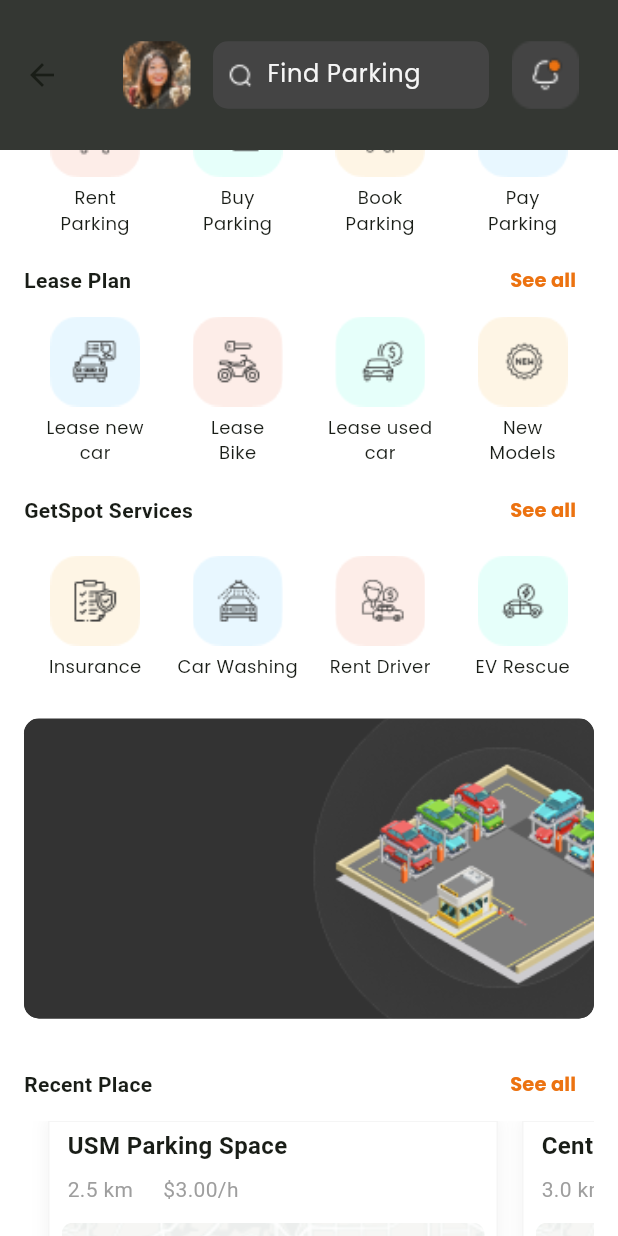
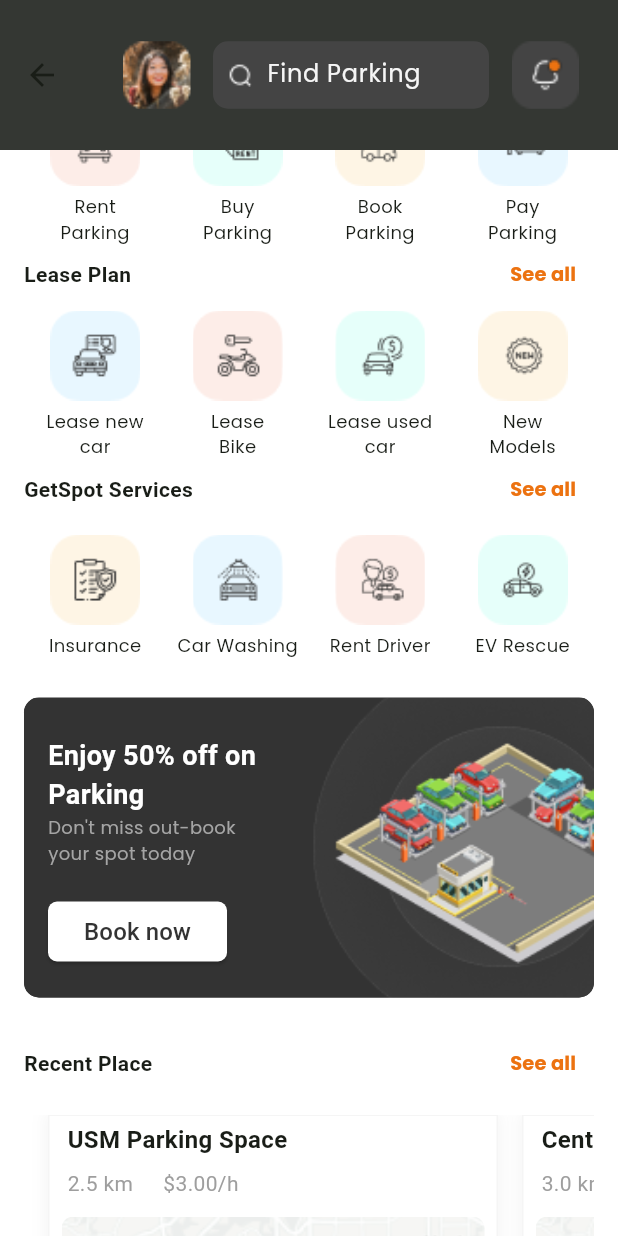
Before and after one commit to jagadeeshpilla29/JT_GET_SPOT, a Flutter app: the HomeScreen screen opened directly, scrolled down 300 dp, on a phone screen of 412 x 824 dp. Run offline on Flutter 3.47's test engine with Material 3 defaults, Android fonts, the phone set to English and light mode, and no system bars; our stand-ins replace bloc, carousel_slider, dio, flutter_bloc, flutter_secure_storage, get_it and 3 more; accounts and stored records are empty; network calls fail.

Commit message:
icons tap

```diff
--- a/get_spot/lib/core/constants/bottomTab.dart
+++ b/get_spot/lib/core/constants/bottomTab.dart
@@ -38,7 +38,7 @@ class _BottomTabState extends State<BottomTab> {
               type: BottomNavigationBarType.fixed,
               backgroundColor: AppColor.White,
               selectedItemColor: AppColor.Orange,
-              unselectedItemColor: AppColor.gray,
+              unselectedItemColor: AppColor.grey,
               showSelectedLabels: true,
               showUnselectedLabels: true,
               iconSize: 30,
--- a/get_spot/lib/core/constants/colors.dart
+++ b/get_spot/lib/core/constants/colors.dart
@@ -7,7 +7,7 @@ class AppColor {
   static Color White2 = const Color(0xFFF5F5F5);
   static Color Black = const Color(0xFF333333);
   static Color Orange = const Color(0xFFEC7210);
-  static Color gray = const Color.fromARGB(255, 158, 158, 158);
+  static Color grey = const Color(0xFFA5A5A5);
   static Color black2 = const Color(0xFF444444);
 
 }
--- a/get_spot/lib/presentation/screen/dashboard/dash_board_screen.dart
+++ b/get_spot/lib/presentation/screen/dashboard/dash_board_screen.dart
@@ -12,8 +12,7 @@ class HomeScreen extends StatelessWidget {
         preferredSize: const Size.fromHeight(100),
         child: _appBar(),
       ),
-      body:
-      Scaffold(
+      body: Scaffold(
         backgroundColor: AppColor.White,
         body: SingleChildScrollView(
           physics: const ClampingScrollPhysics(),
@@ -21,101 +20,34 @@ class HomeScreen extends StatelessWidget {
             children: [
               Column(
                 children: [
-            Container(
-              height: 100,
-              color: AppColor.Black,
-            ),
-            Container(
-              height: 100,
-              color: AppColor.White,
-            ),
+                  Container(height: 100, color: AppColor.Black),
+                  Container(height: 100, color: AppColor.White),
                   Container(
                     height: MediaQuery.of(context).size.height,
                     color: AppColor.White,
-              child: Builder(
-                builder: (context) {
-                  final hasData = true;
-                  if (hasData) {
-                    return ListView(
+                    child: ListView(
                       physics: const NeverScrollableScrollPhysics(),
-                      padding: const EdgeInsets.only(
-                        top: 0.0,
-                        left: 16.0,
-                        right: 16.0,
-                      ),
+                      padding: const EdgeInsets.all(16.0),
                       shrinkWrap: true,
                       children: [
-                        const SizedBox(height: 10),
-                        SectionWidget(
-                          title: 'Parking Space',
-                          options: const [
-                            'Rent\nParking',
-                            'Buy\nParking',
-                            'Book\nParking',
-                            'Pay\nParking'
-                          ],
-                          images: const [
-                            RENTPARKING,
-                            BUYPARKING,
-                            BOOKPARKING,
-                            PAYPARKING,
-                          ],
-                        ),
-                        const SizedBox(height: 10),
-                        SectionWidget(
-                          title: 'Lease Plan',
-                          options: const [
-                            'Lease new\ncar',
-                            'Lease\nBike',
-                            'Lease used\ncar',
-                            'New\nModels'
-                          ],
-                          images: const [
-                            LEASENEWCAR,
-                            LEASEBIKE,
-                            LEASEUSEDCAR,
-                            NEWMODELS,
-                          ],
-                        ),
-                        const SizedBox(height: 10),
-                        SectionWidget(
-                          title: 'GetSpot Services',
-                          options: const [
-                            'Insurance',
-                            'Car Washing',
-                            'Rent Driver',
-                            'EV Rescue'
-                          ],
-                          images: const [
-                            INSURANCE,
-                            CARWASHING,
-                            RENTDRIVER,
-                            EVRESCUE,
-                          ],
-                        ),
+                        _buildSection('Parking Space', ['Rent\nParking', 'Buy\nParking', 'Book\nParking', 'Pay\nParking'], [RENTPARKING, BUYPARKING, BOOKPARKING, PAYPARKING], context),
+                        _buildSection('Lease Plan', ['Lease new\ncar', 'Lease\nBike', 'Lease used\ncar', 'New\nModels'], [LEASENEWCAR, LEASEBIKE, LEASEUSEDCAR, NEWMODELS], context),
+                        _buildSection('GetSpot Services', ['Insurance', 'Car Washing', 'Rent Driver', 'EV Rescue'], [INSURANCE, CARWASHING, RENTDRIVER, EVRESCUE], context),
                         const SizedBox(height: 20),
                         PosterWidget(),
                         const SizedBox(height: 20),
                         RecentPlacesWidget(),
+                         const SizedBox(height: 20),
                       ],
-                    );
-                  // ignore: dead_code
-                  } else {
-                  }
-                },
                     ),
                   ),
                 ],
               ),
-        Positioned(
-          left: 16,
-          right: 16,
-          child: SliderWidget(),
-        ),
+              Positioned(left: 16, right: 16, child: SliderWidget()),
             ],
           ),
         ),
-)
+      ),
     );
   }
 
@@ -130,48 +62,27 @@ class HomeScreen extends StatelessWidget {
           children: [
             ClipRRect(
               borderRadius: BorderRadius.circular(10),
-              child: Image.asset(
-                'assets/images/profileimg.png',
-                width: 45,
-                height: 45,
-                fit: BoxFit.cover,
-              ),
+              child: Image.asset('assets/images/profileimg.png', width: 45, height: 45, fit: BoxFit.cover),
             ),
             const SizedBox(width: 15),
             Expanded(
               child: Container(
                 height: 45,
-                decoration: BoxDecoration(
-                  color: AppColor.black2,
-                  borderRadius: BorderRadius.circular(10),
-                ),
+                decoration: BoxDecoration(color: AppColor.black2, borderRadius: BorderRadius.circular(10)),
                 child: Row(
                   children: [
                     const SizedBox(width: 10),
                     ClipRRect(
-                      child: Image.asset(
-                        SEARCH,
-                        width: 16,
-                        height: 16,
-                        fit: BoxFit.cover,
-                      ),
+                      child: Image.asset(SEARCH, width: 16, height: 16, fit: BoxFit.cover),
                     ),
                     Expanded(
                       child: TextField(
                         style: TextStyle(color: AppColor.White2),
                         decoration: InputDecoration(
                           hintText: 'Find Parking',
-                          hintStyle: TextStyle(
-                            color: AppColor.White2,
-                            fontFamily: 'Poppins',
-                            fontSize: 16.0,
-                            fontWeight: FontWeight.w400,
-                          ),
+                          hintStyle: TextStyle(color: AppColor.White2, fontFamily: 'Poppins', fontSize: 16.0),
                           border: InputBorder.none,
-                          contentPadding: const EdgeInsets.symmetric(
-                            horizontal: 10,
-                            vertical: 12,
-                          ),
+                          contentPadding: const EdgeInsets.symmetric(horizontal: 10, vertical: 12),
                         ),
                       ),
                     ),
@@ -184,12 +95,7 @@ class HomeScreen extends StatelessWidget {
               onTap: () {},
               child: ClipRRect(
                 borderRadius: BorderRadius.circular(10),
-                child: Image.asset(
-                  NOTIFICATION,
-                  width: 45,
-                  height: 45,
-                  fit: BoxFit.cover,
-                ),
+                child: Image.asset(NOTIFICATION, width: 45, height: 45, fit: BoxFit.cover),
               ),
             ),
           ],
@@ -197,36 +103,18 @@ class HomeScreen extends StatelessWidget {
       ),
     );
   }
-}
 
-
-class SectionWidget extends StatelessWidget {
-  final String title;
-  final List<String> options;
-  final List<String>? images;
-
-  SectionWidget({required this.title, required this.options, this.images});
-
-  @override
-  Widget build(BuildContext context) {
+  Widget _buildSection(String title, List<String> options, List<String> images, BuildContext context) {
     return Column(
       crossAxisAlignment: CrossAxisAlignment.start,
       children: [
         Row(
           mainAxisAlignment: MainAxisAlignment.spaceBetween,
           children: [
-            Text(
-              title,
-              style: const TextStyle(fontSize: 14, fontWeight: FontWeight.w600),
-            ),
+            Text(title, style: const TextStyle(fontSize: 14, fontWeight: FontWeight.w600)),
             TextButton(
               onPressed: () {},
-              child: Text('See all',
-                  style: TextStyle(
-                      fontSize: 13,
-                      fontFamily: 'Poppins',
-                      fontWeight: FontWeight.w600,
-                      color: AppColor.Orange)),
+              child: Text('See all', style: TextStyle(fontSize: 13, fontFamily: 'Poppins', fontWeight: FontWeight.w600, color: AppColor.Orange)),
             ),
           ],
         ),
@@ -234,38 +122,90 @@ class SectionWidget extends StatelessWidget {
           physics: const NeverScrollableScrollPhysics(),
           shrinkWrap: true,
           padding: EdgeInsets.zero,
-          gridDelegate: const SliverGridDelegateWithFixedCrossAxisCount(
-            crossAxisCount: 4,
-          ),
+          gridDelegate: const SliverGridDelegateWithFixedCrossAxisCount(crossAxisCount: 4),
           itemCount: options.length,
           itemBuilder: (context, index) {
-            return Column(
+            return GestureDetector(
+              onTap: () {
+                _navigateToScreen(context, options[index]);
+              },
+              child: Column(
                 mainAxisAlignment: MainAxisAlignment.center,
                 children: [
-                images != null && index < images!.length
-                    ? Image.asset(
-                        images![index],
-                        height: 60,
-                        width: 60,
-                        fit: BoxFit.cover,
-                      )
-                    : Icon(
-                        Icons.local_parking,
-                        size: 60,
-                        color: AppColor.Black,
+                  index < images.length
+                      ? Image.asset(images[index], height: 60, width: 60, fit: BoxFit.cover)
+                      : Icon(Icons.local_parking, size: 60, color: AppColor.Black),
+                  const SizedBox(height: 5),
+                  Text(options[index], textAlign: TextAlign.center, style: TextStyle(fontSize: 12, fontFamily: 'Poppins')),
+                ],
               ),
-                const SizedBox(height: 5),
-                Text(
-                  options[index],
-                  textAlign: TextAlign.center,
-                  style:  TextStyle(fontSize: 12,fontFamily: 'Poppins',),
-                ),
-              ],
             );
           },
         ),
       ],
     );
+  }
+
+  void _navigateToScreen(BuildContext context, String option) {
+    switch (option) {
+      case 'Rent\nParking':
+      print('RentParking');
+        // Navigator.push(context, MaterialPageRoute(builder: (context) => RentParkingScreen()));
+        break;
+      case 'Buy\nParking':
+            print('BuyParking');
+        // Navigator.push(context, MaterialPageRoute(builder: (context) => BuyParkingScreen()));
+        break;
+      case 'Book\nParking':
+      print('BookParking');
+        // Navigator.push(context, MaterialPageRoute(builder: (context) => RentParkingScreen()));
+        break;
+      case 'Pay\nParking':
+      print('PayParking');
+        // Navigator.push(context, MaterialPageRoute(builder: (context) => RentParkingScreen()));
+        break;
+      case 'Lease new\ncar':
+      print('Lease new car');
+        // Navigator.push(context, MaterialPageRoute(builder: (context) => RentParkingScreen()));
+        break;
+      case 'Lease\nBike':
+      print('lease bike ');
+        // Navigator.push(context, MaterialPageRoute(builder: (context) => RentParkingScreen()));
+        break;
+      case 'Lease used\ncar':
+      print('lease used car');
+        // Navigator.push(context, MaterialPageRoute(builder: (context) => RentParkingScreen()));
+        break;
+      case 'New\nModels':
+      print('new models');
+        // Navigator.push(context, MaterialPageRoute(builder: (context) => RentParkingScreen()));
+        break;
+      case 'Insurance':
+      print('insurance');
+        // Navigator.push(context, MaterialPageRoute(builder: (context) => RentParkingScreen()));
+        break;
+      case 'Car Washing':
+      print('car washing');
+        // Navigator.push(context, MaterialPageRoute(builder: (context) => RentParkingScreen()));
+        break;
+      case 'Rent Driver':
+      print('rent driver');
+        // Navigator.push(context, MaterialPageRoute(builder: (context) => RentParkingScreen()));
+        break;
+      case 'EV Rescue':
+      print('ev rescue');
+        // Navigator.push(context, MaterialPageRoute(builder: (context) => RentParkingScreen()));
+        break;
+      default:
+        print('No screen defined for $option');
+    }
+  }
+}
+
+class RentParkingScreen extends StatelessWidget {
+  @override
+  Widget build(BuildContext context) {
+    return Scaffold(body: Center(child: Text('Rent Parking Screen')));
   }
 }
 
@@ -274,11 +214,10 @@ class PosterWidget extends StatelessWidget {
   Widget build(BuildContext context) {
     return Container(
       height: 200,
-      decoration: BoxDecoration(
-        color: AppColor.Black,
-        borderRadius: BorderRadius.circular(10),
-      ),
-      child: ClipRRect(
+      decoration: BoxDecoration(color: AppColor.Black, borderRadius: BorderRadius.circular(10)),
+      child: Stack(
+        children: [
+          ClipRRect(
             borderRadius: BorderRadius.circular(10),
             child: Image.asset(
               POSTER,
@@ -286,6 +225,54 @@ class PosterWidget extends StatelessWidget {
               width: double.infinity,
             ),
           ),
+          Positioned(
+            bottom: 20,
+            left: 16,
+            child: Column(
+              crossAxisAlignment: CrossAxisAlignment.start,
+              children: [
+                Text(
+                  'Enjoy 50% off on\nParking',
+                  style: TextStyle(
+                    fontSize: 18,
+                    fontWeight: FontWeight.bold,
+                    color: AppColor.White,
+                  ),
+                ),
+                   Text(
+                  'Don\'t miss out-book\nyour spot today',
+                  style: TextStyle(
+                    fontSize: 12,
+                    fontFamily: 'Poppins',
+                    fontWeight: FontWeight.w400,
+                    color: AppColor.grey,
+
+                  ),
+                ),
+                SizedBox(height: 20),
+                ElevatedButton(
+                  onPressed: () {
+                    // Add your button action here
+                  },
+                  style: ElevatedButton.styleFrom(
+                    backgroundColor: AppColor.White, // Button color
+                    shape: RoundedRectangleBorder(
+                      borderRadius: BorderRadius.circular(6),
+                    ),
+                  ),
+                  child: Text(
+                    'Book now',
+                    style: TextStyle(
+                      fontSize: 16,
+                      color:AppColor.Black,
+                    ),
+                  ),
+                ),
+              ],
+            ),
+          ),
+        ],
+      ),
     );
   }
 }
--- a/get_spot/lib/widgets/recentPlace_widget.dart
+++ b/get_spot/lib/widgets/recentPlace_widget.dart
@@ -52,6 +52,7 @@ class RecentPlacesWidget extends StatelessWidget {
             ),
           ],
         ),
+        SizedBox(height: 10,),
         SizedBox(
           height: 200, // Adjust height for larger cards
           child: ListView.builder(
--- a/get_spot/lib/widgets/slider_widget.dart
+++ b/get_spot/lib/widgets/slider_widget.dart
@@ -12,13 +12,14 @@ class SliderWidget extends StatelessWidget {
   @override
   Widget build(BuildContext context) {
     return CarouselSlider.builder(
-
       itemCount: imageList.length,
       itemBuilder: (context, index, realIndex) {
-        return Image.asset(
-          imageList[index],
-          fit: BoxFit.cover,
-
+        return ClipRRect(
+          borderRadius: BorderRadius.circular(10),
+          child: Image.asset(
+            imageList[index],
+            fit: BoxFit.cover,
+          ),
         );
       },
       options: CarouselOptions(
```
Lines whose indentation alone changed are shown as unchanged.
